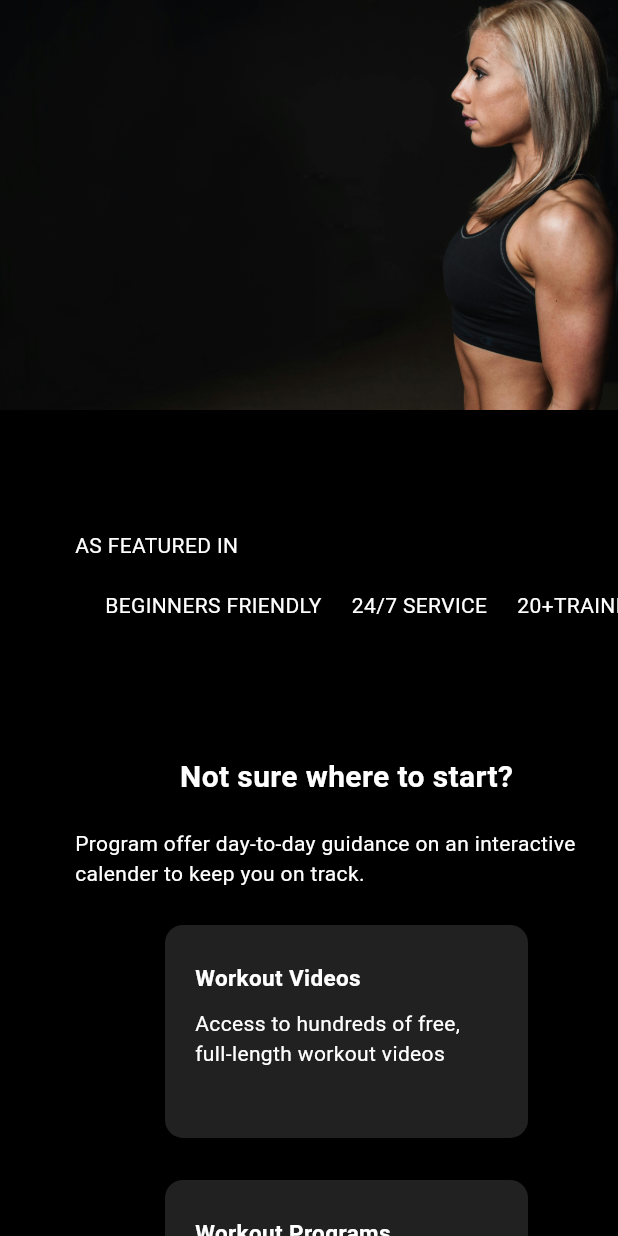
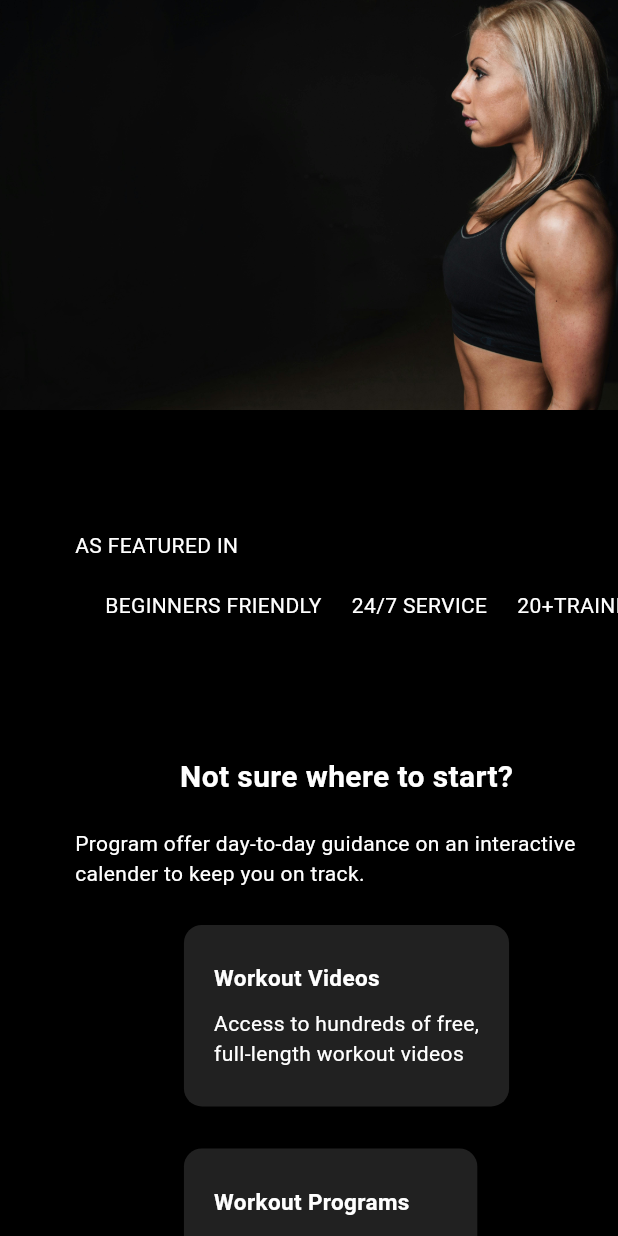
Before and after one commit to Anthony-10/web_project_c, a Flutter app: the screen it shows after launch, on a phone screen of 412 x 824 dp. Run offline on Flutter 3.47's test engine with Material 3 defaults, Android fonts, the phone set to English and light mode, and no system bars; our stand-ins replace get, marquee, video_player, youtube_player_flutter; missing offline and left inert: dart:html.

Commit message:
Update 1. services.dart( a) replaced ro with Wrap for the text to have dynamic with). 2. to_start.dart( a) removed the permanent sizing of the card for it to have dynamic sizing).

```diff
--- a/lib/to_start.dart
+++ b/lib/to_start.dart
@@ -53,10 +53,7 @@ class HowToStart extends StatelessWidget {
             runSpacing: 20,
             children: toStart
                 .map(
-                  (start) => SizedBox(
-                  height: 150,
-                  width: 250,
-                  child: Card(
+                  (start) => Card(
                     color: Colors.grey[900],
                     child: Padding(
                       padding: const EdgeInsets.only(
@@ -79,7 +76,7 @@ class HowToStart extends StatelessWidget {
                         ],
                       ),
                     ),
-                  )),
+                  ),
             )
                 .toList(),
           ),
```
Also changed, not shown: lib/services.dart (+10 -13 lines).
